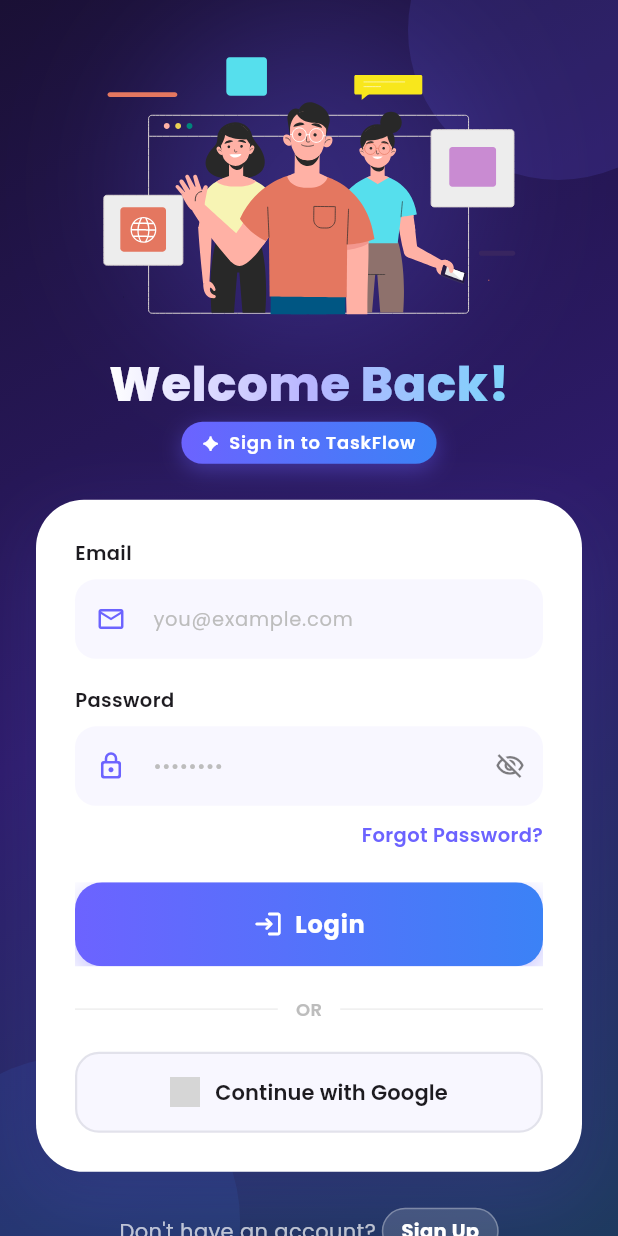
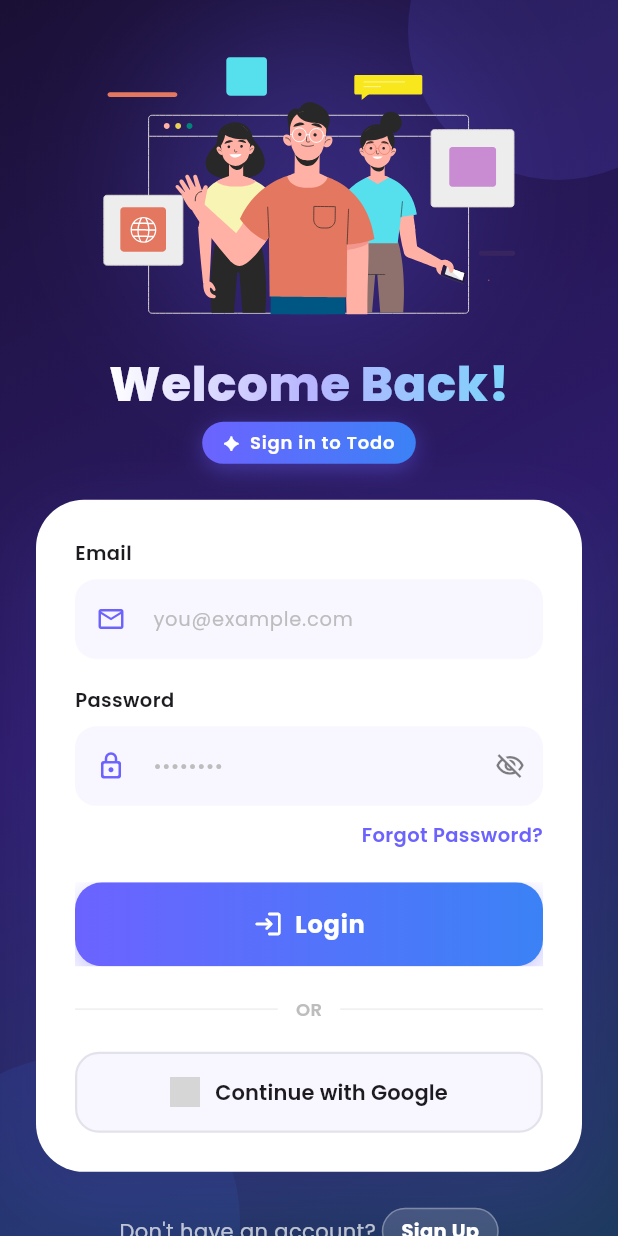
Before and after one commit to Yzieeeeeeee/Todo-App--Herody, a Flutter app: the screen it shows after launch, on a phone screen of 412 x 824 dp. Run offline on Flutter 3.47's test engine with Material 3 defaults, Android fonts, the phone set to English and light mode, and no system bars; our stand-ins replace cloud_firestore, firebase_auth, firebase_core, go_router, google_fonts, google_sign_in and 2 more; accounts and stored records are empty; network calls fail; grey boxes are pictures that could not be loaded.

Commit message:
updated  mistakes

```diff
--- a/lib/features/auth/presentation/login.dart
+++ b/lib/features/auth/presentation/login.dart
@@ -458,7 +458,7 @@
             ],
           ),
           child: Text(
-            '✦  Sign in to TaskFlow',
+            '✦  Sign in to Todo',
             style: GoogleFonts.poppins(
               fontSize: 12,
               fontWeight: FontWeight.w600,
--- a/lib/features/profile/presentation/rate_app_screen.dart
+++ b/lib/features/profile/presentation/rate_app_screen.dart
@@ -375,7 +375,7 @@
                     const SizedBox(height: 14),
 
                     Text(
-                      _alreadyRated ? 'Update Your Rating' : 'Rate TaskFlow',
+                      _alreadyRated ? 'Update Your Rating' : 'Rate Todo',
                       style: GoogleFonts.poppins(
                         fontSize: 26,
                         fontWeight: FontWeight.w800,
```
